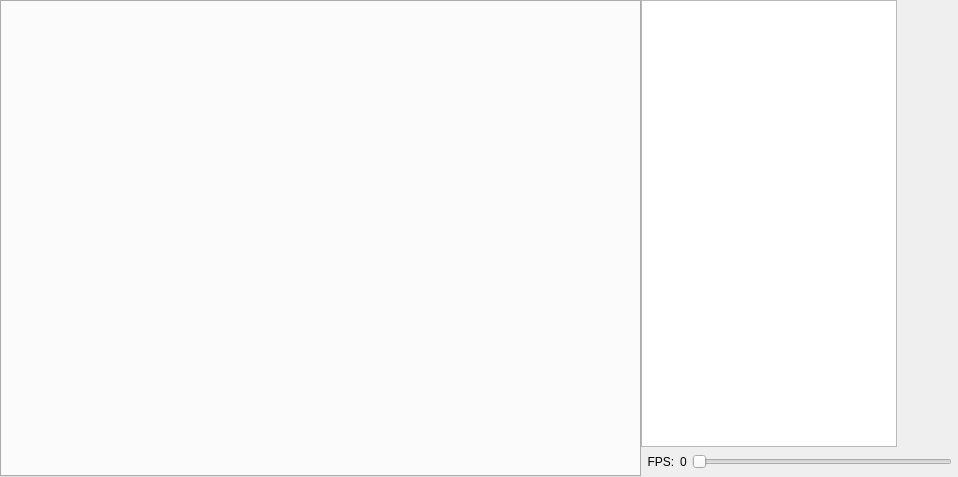
Qt form OpenRGBEffectTab.ui (DLdota/OpenRGBEffectsPlugin) before a commit.
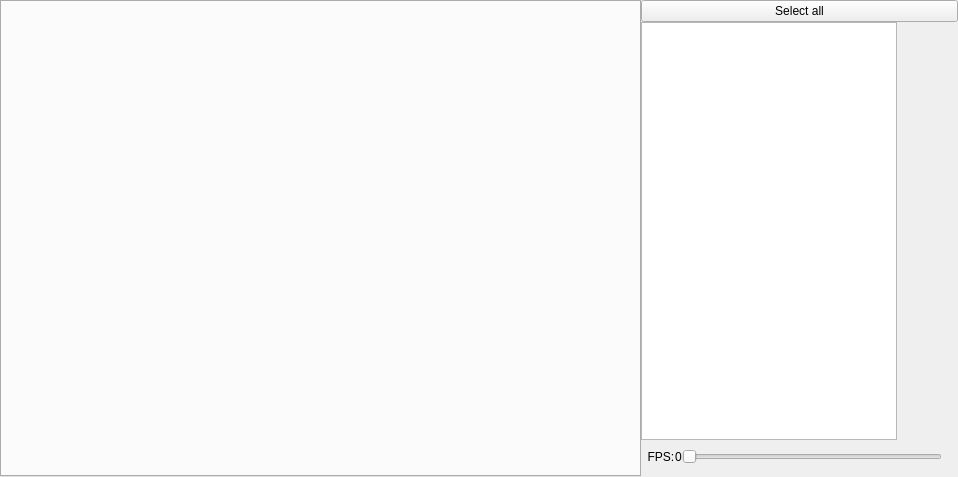
The same form after that commit.

Commit message: Add a select all button

What changed in the file:
```diff
--- a/OpenRGBEffectTab.ui
+++ b/OpenRGBEffectTab.ui
@@ -71,9 +71,12 @@
        <height>16777215</height>
       </size>
      </property>
+     <property name="lineWidth">
+      <number>1</number>
+     </property>
      <layout class="QVBoxLayout" name="verticalLayout_2">
       <property name="spacing">
-       <number>5</number>
+       <number>0</number>
       </property>
       <property name="leftMargin">
        <number>0</number>
@@ -87,6 +90,13 @@
       <property name="bottomMargin">
        <number>5</number>
       </property>
+      <item>
+       <widget class="QPushButton" name="SelectAll">
+        <property name="text">
+         <string>Select all</string>
+        </property>
+       </widget>
+      </item>
       <item>
        <widget class="QTableWidget" name="SelectDevices">
         <property name="sizePolicy">
@@ -95,6 +105,9 @@
           <verstretch>0</verstretch>
          </sizepolicy>
         </property>
+        <property name="lineWidth">
+         <number>0</number>
+        </property>
         <property name="editTriggers">
          <set>QAbstractItemView::NoEditTriggers</set>
         </property>
@@ -107,9 +120,21 @@
        </widget>
       </item>
       <item>
-       <layout class="QHBoxLayout" name="horizontalLayout_2">
+       <layout class="QHBoxLayout" name="FPSLayout">
+        <property name="topMargin">
+         <number>2</number>
+        </property>
+        <property name="rightMargin">
+         <number>2</number>
+        </property>
         <item>
          <widget class="QLabel" name="FPSLabel">
+          <property name="minimumSize">
+           <size>
+            <width>0</width>
+            <height>30</height>
+           </size>
+          </property>
           <property name="text">
            <string>  FPS:</string>
           </property>
```
The commit also changes 2 other files.
